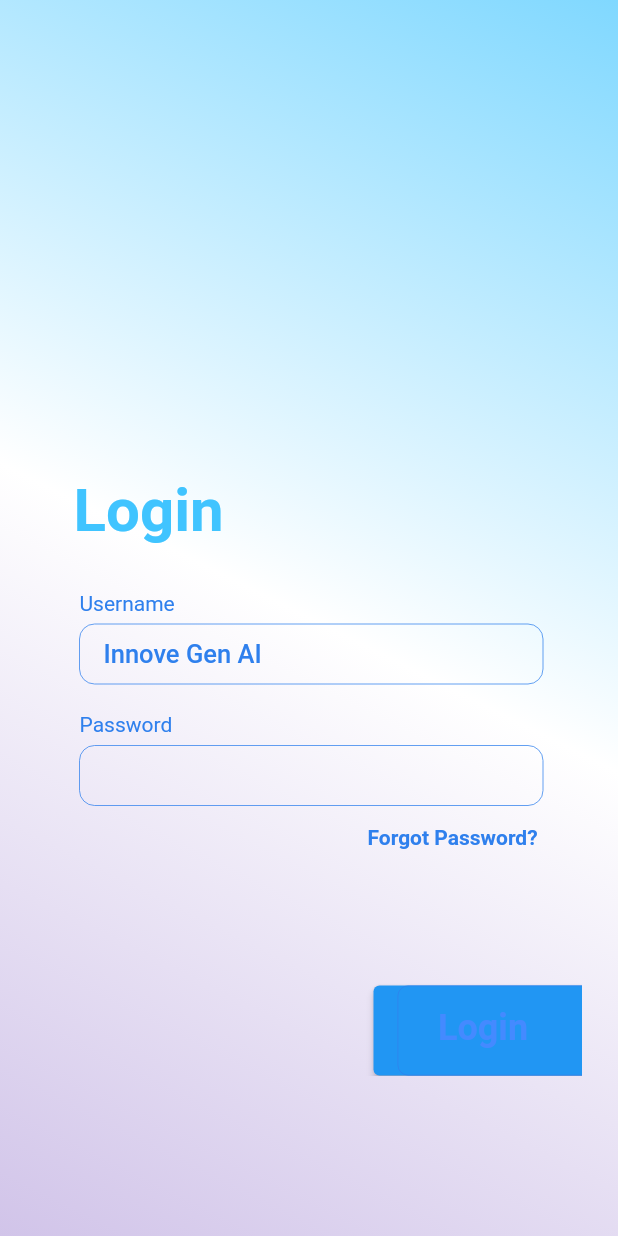
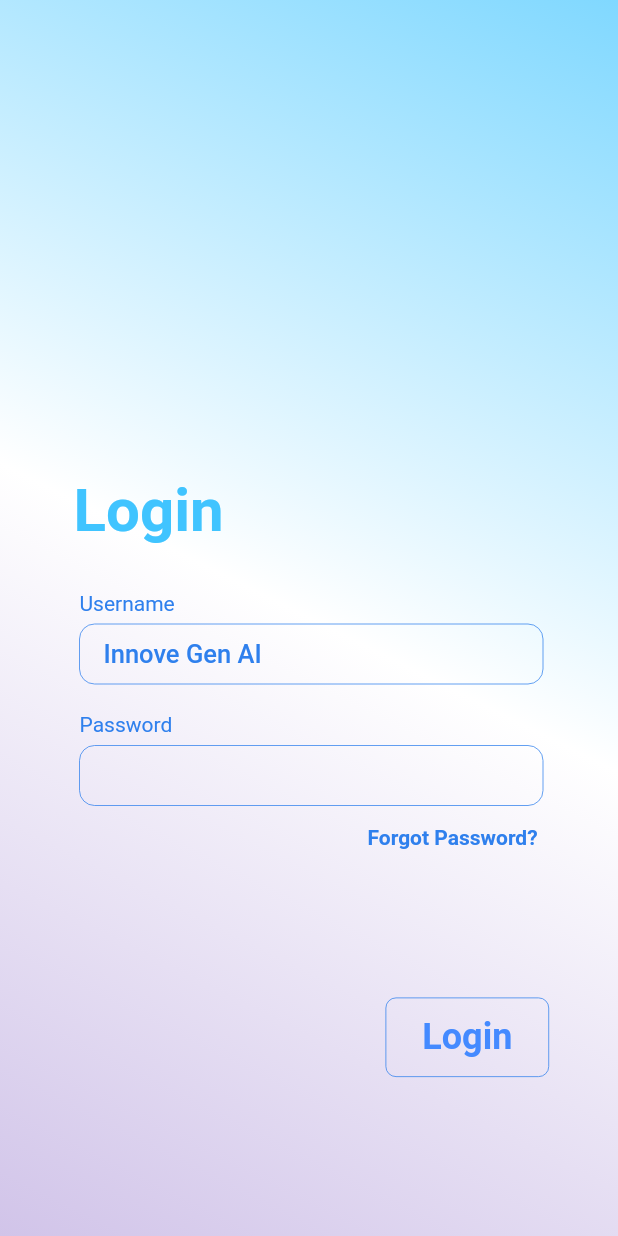
Before and after one commit to Innove-Gen-AI/innove_gen_ai_frontend, a Flutter app: the screen it shows after launch, on a phone screen of 412 x 824 dp. Run offline on Flutter 3.47's test engine with Material 2 defaults, Android fonts, the phone set to English and light mode, and no system bars; missing offline and left inert: easy_autocomplete; Roboto replaces fonts that are missing (Nunito).

Commit message:
login button

```diff
--- a/lib/views/home.dart
+++ b/lib/views/home.dart
@@ -5,6 +5,8 @@ import 'package:easy_autocomplete/easy_autocomplete.dart';
 
 class Home extends StatefulWidget {
   const Home({super.key});
+
+  final String passValue;
 
   @override
   State<Home> createState() => _HomeState();
--- a/lib/views/login_view.dart
+++ b/lib/views/login_view.dart
@@ -1,7 +1,9 @@
 // ignore_for_file: unnecessary_const
 
 import 'package:flutter/material.dart';
-import 'package:easy_autocomplete/easy_autocomplete.dart';
+import 'package:innove_gen_ai_frontend/util/decoration_util.dart';
+
+import 'home.dart';
 
 class Login extends StatefulWidget {
   const Login({super.key});
@@ -10,8 +12,10 @@ class Login extends StatefulWidget {
   State<Login> createState() => _LoginState();
 }
 
-class _LoginState extends State<Login> {
+class _LoginState extends State<Login> with DecorationUtil {
   final TextEditingController _controller = TextEditingController();
+
+  late String passValue;
 
   @override
   void initState() {
@@ -41,38 +45,40 @@ class _LoginState extends State<Login> {
                   top: 293,
                   child: Container(
                     width: 360,
-                    height: 400,
+                    height: 450,
                     child: Stack(
                       children: [
-                        //Login Box
+                        //Login Box and text
                         Positioned(
                           left: 200,
                           top: 340,
-                          child: ElevatedButton(
+                          child: TextButton(
                             onPressed: () {
                               print("button click");
+
+                              // get password value from controller
+
+                              Navigator.push(
+                                context,
+                                MaterialPageRoute(
+                                  builder: (context) => withScreenDecoration(
+                                    const Home(),
+                                  ),
+                                ),
+                              );
                             },
                             child: Container(
-                              width: 144,
-                              height: 60,
+                              padding: const EdgeInsets.symmetric(
+                                  vertical: 12, horizontal: 24),
                               decoration: ShapeDecoration(
                                 color: Color(0x002F80ED),
                                 shape: RoundedRectangleBorder(
-                                  side: BorderSide(
+                                  side: const BorderSide(
                                       width: 0.50, color: Color(0xFF2F80ED)),
                                   borderRadius: BorderRadius.circular(7),
                                 ),
                               ),
-                            ),
-                          ),
-                        ),
-                        //Login bottom text
-                        Positioned(
-                          left: 202,
-                          top: 354,
-                          child: SizedBox(
-                            width: 142,
-                            height: 40,
+                              child: Center(
                                 child: Text(
                                   'Login',
                                   textAlign: TextAlign.center,
@@ -83,6 +89,9 @@ class _LoginState extends State<Login> {
                                 ),
                               ),
                             ),
+                          ),
+                        ),
+
                         //Login headline
                         Positioned(
                           left: 0,
```
Lines whose indentation alone changed are shown as unchanged.
